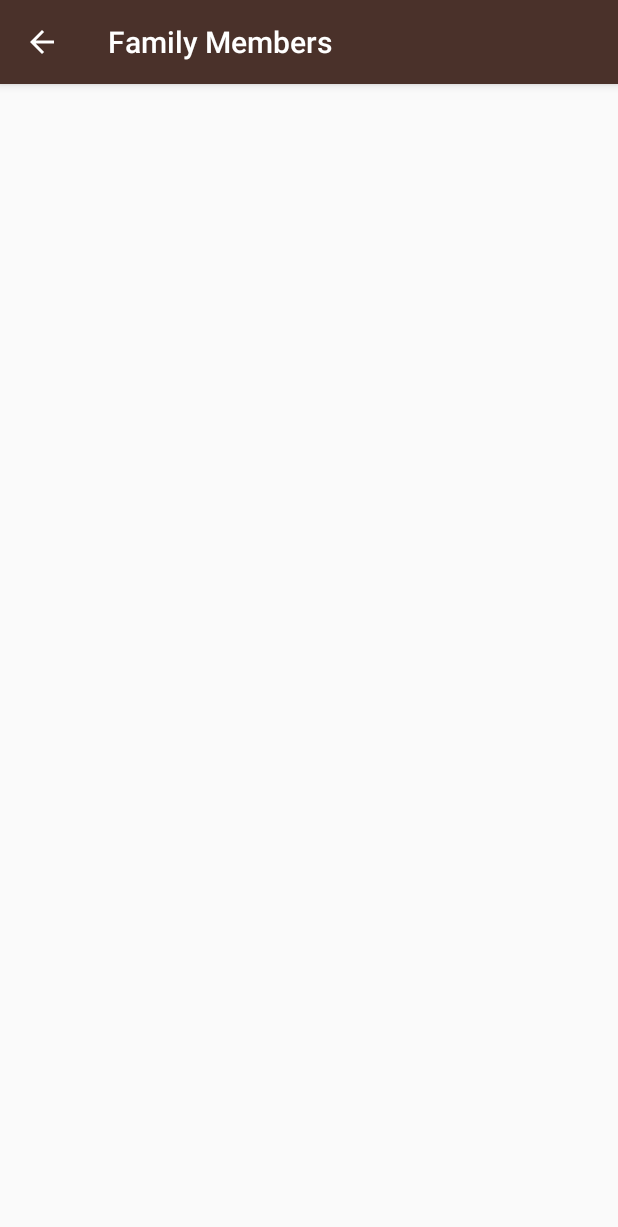
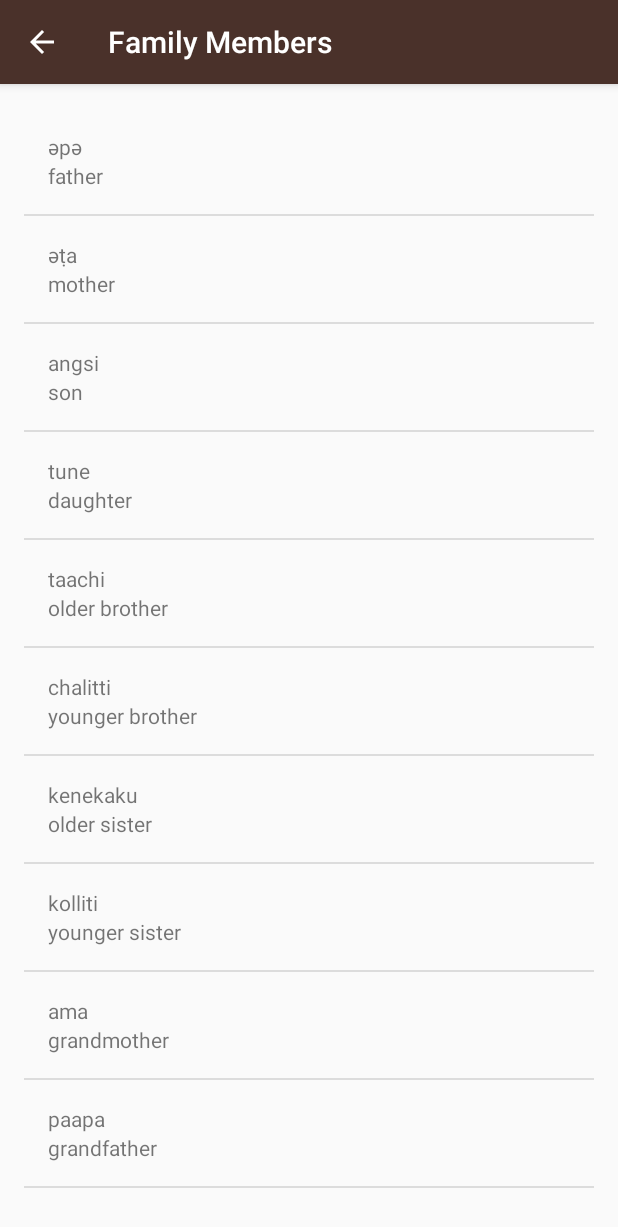
Before and after one commit to udacity/ud839_Miwok, an Android app: the FamilyActivity screen opened directly, with no data from a screen before it, on a phone screen of 412 x 824 dp. Shown: the top 1227 px of the screen. Run offline under Robolectric (Android 15) with nearby library versions, the light colour scheme and no system bars.

Commit message:
Add Family Category

```diff
--- a/app/src/main/java/com/example/android/miwok/FamilyActivity.java
+++ b/app/src/main/java/com/example/android/miwok/FamilyActivity.java
@@ -17,12 +17,41 @@ package com.example.android.miwok;
 
 import android.support.v7.app.AppCompatActivity;
 import android.os.Bundle;
+import android.widget.ListView;
+
+import java.util.ArrayList;
 
 public class FamilyActivity extends AppCompatActivity {
 
     @Override
     protected void onCreate(Bundle savedInstanceState) {
         super.onCreate(savedInstanceState);
-        setContentView(R.layout.activity_family);
+        setContentView(R.layout.word_list);
+
+        // Create a list of words
+        ArrayList<Word> words = new ArrayList<Word>();
+        words.add(new Word("father", "әpә"));
+        words.add(new Word("mother", "әṭa"));
+        words.add(new Word("son", "angsi"));
+        words.add(new Word("daughter", "tune"));
+        words.add(new Word("older brother", "taachi"));
+        words.add(new Word("younger brother", "chalitti"));
+        words.add(new Word("older sister", "kenekaku"));
+        words.add(new Word("younger sister", "kolliti"));
+        words.add(new Word("grandmother", "ama"));
+        words.add(new Word("grandfather", "paapa"));
+
+        // Create an {@link WordAdapter}, whose data source is a list of {@link Word}s. The
+        // adapter knows how to create list items for each item in the list.
+        WordAdapter adapter = new WordAdapter(this, words);
+
+        // Find the {@link ListView} object in the view hierarchy of the {@link Activity}.
+        // There should be a {@link ListView} with the view ID called list, which is declared in the
+        // word_list.xml file.
+        ListView listView = (ListView) findViewById(R.id.list);
+
+        // Make the {@link ListView} use the {@link WordAdapter} we created above, so that the
+        // {@link ListView} will display list items for each {@link Word} in the list.
+        listView.setAdapter(adapter);
     }
 }
```
